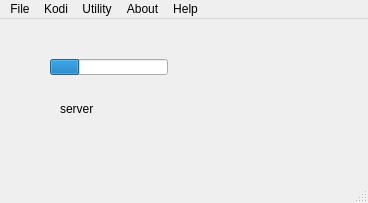
Above: mainwindow.ui from Eliminater74/adblink before the change. Below: the same form after it.
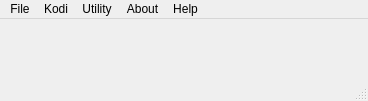
That is the form after the change.

Commit message: final widgets removed from mainwindow.ui, olny menus remain

What changed in the file:
```diff
--- a/mainwindow.ui
+++ b/mainwindow.ui
@@ -7,7 +7,7 @@
     <x>0</x>
     <y>0</y>
     <width>368</width>
-    <height>203</height>
+    <height>101</height>
    </rect>
   </property>
   <property name="sizePolicy">
@@ -23,38 +23,6 @@
    <string notr="true"/>
   </property>
   <widget class="QWidget" name="centralWidget">
-   <widget class="QLabel" name="server_running">
-    <property name="geometry">
-     <rect>
-      <x>60</x>
-      <y>80</y>
-      <width>51</width>
-      <height>20</height>
-     </rect>
-    </property>
-    <property name="text">
-     <string>server</string>
-    </property>
-   </widget>
-   <widget class="QProgressBar" name="progressBar">
-    <property name="enabled">
-     <bool>true</bool>
-    </property>
-    <property name="geometry">
-     <rect>
-      <x>50</x>
-      <y>40</y>
-      <width>118</width>
-      <height>16</height>
-     </rect>
-    </property>
-    <property name="value">
-     <number>25</number>
-    </property>
-    <property name="textVisible">
-     <bool>false</bool>
-    </property>
-   </widget>
    <widget class="QWidget" name="connwidget" native="true">
     <property name="geometry">
      <rect>
```
The commit also changes 2 other files.
